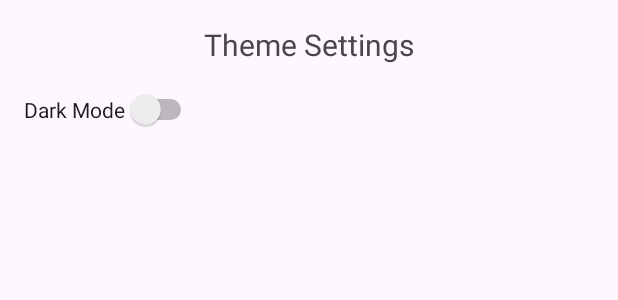
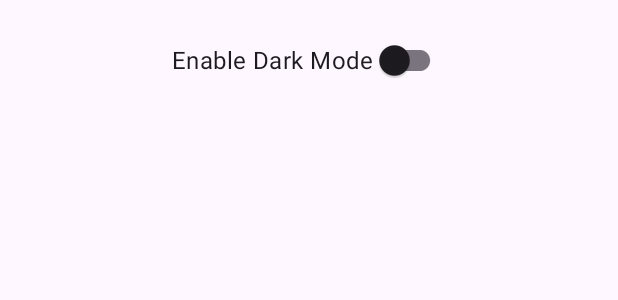
Before and after one commit to Barleyan/ProjectUTSMobile, an Android app: the layout fragment_settings.xml on its own in the app's theme, with its tools: preview values and no code run, on a phone screen of 412 x 824 dp. Shown: the top 300 px of the screen. Run offline under Robolectric (Android 15) with nearby library versions, the phone set to English and light mode, and no system bars.

Commit message:
update final

```diff
--- a/app/build.gradle.kts
+++ b/app/build.gradle.kts
@@ -71,6 +71,8 @@ dependencies {
 
     implementation("com.squareup.retrofit2:retrofit:2.9.0")
     implementation("com.squareup.retrofit2:converter-gson:2.9.0")
+    implementation ("com.google.android.material:material:1.9.0")
+
 
 
 }
--- a/app/src/main/java/com/example/project/SettingsFragment.kt
+++ b/app/src/main/java/com/example/project/SettingsFragment.kt
@@ -2,7 +2,7 @@ package com.barleyan.managementoko
 
 import android.content.SharedPreferences
 import android.os.Bundle
-import android.widget.Switch
+import com.google.android.material.switchmaterial.SwitchMaterial
 import androidx.appcompat.app.AppCompatDelegate
 import androidx.fragment.app.Fragment
 import android.view.LayoutInflater
@@ -16,7 +16,7 @@ class SettingsFragment : Fragment() {
         savedInstanceState: Bundle?
     ): View? {
         val view = inflater.inflate(R.layout.fragment_settings, container, false)
-        val switchTheme: Switch = view.findViewById(R.id.switch_theme)
+        val switchTheme: SwitchMaterial = view.findViewById(R.id.switch_theme)
 
         val sharedPreferences = requireActivity().getSharedPreferences("settings", 0)
         val isDarkMode = sharedPreferences.getBoolean("dark_mode", false)
--- a/app/src/main/res/layout/fragment_settings.xml
+++ b/app/src/main/res/layout/fragment_settings.xml
@@ -1,22 +1,19 @@
 <?xml version="1.0" encoding="utf-8"?>
-<LinearLayout xmlns:android="http://schemas.android.com/apk/res/android"
+<LinearLayout
+    xmlns:android="http://schemas.android.com/apk/res/android"
     android:layout_width="match_parent"
     android:layout_height="match_parent"
     android:orientation="vertical"
-    android:padding="16dp">
+    android:padding="16dp"
+    android:gravity="center_horizontal">
 
-    <TextView
-        android:id="@+id/text_settings"
-        android:layout_width="wrap_content"
-        android:layout_height="wrap_content"
-        android:text="Theme Settings"
-        android:textSize="20sp"
-        android:layout_gravity="center"/>
-
-    <Switch
+    <!-- Switch untuk Dark Mode -->
+    <com.google.android.material.switchmaterial.SwitchMaterial
         android:id="@+id/switch_theme"
         android:layout_width="wrap_content"
         android:layout_height="wrap_content"
-        android:text="Dark Mode"
-        android:layout_marginTop="16dp" />
+        android:text="Enable Dark Mode"
+        android:textSize="16sp"
+        android:layout_marginBottom="16dp"/>
+
 </LinearLayout>
--- a/app/src/main/res/values/strings.xml
+++ b/app/src/main/res/values/strings.xml
@@ -8,4 +8,6 @@
     <string name="elektronik_shop">ELEKTRONIK SHOP</string>
     <string name="delete_product">Delete Product</string>
     <string name="edit_product">Edit Product</string>
+    <string name="dark_mode">Dark Mode</string>
+    <string name="language">Language</string>
 </resources>
```
Also changed, not shown: app/src/main/AndroidManifest.xml (+7 -1 lines), app/src/main/java/com/example/project/MainActivity.kt (+21 -29 lines).
